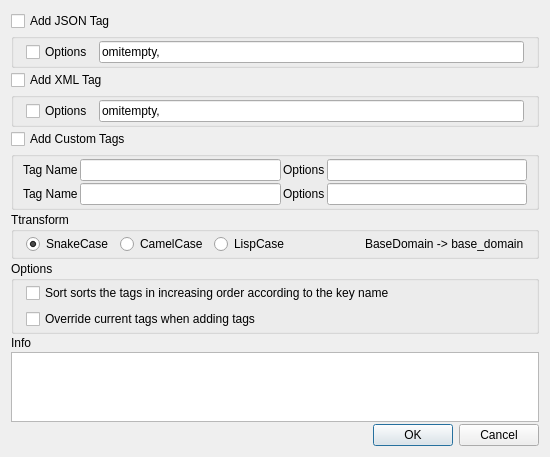
This is liteidex/src/plugins/golangedit/goaddtagsdialog.ui in visualfc/liteide as Qt 5 draws it before an edit. The edited form follows.
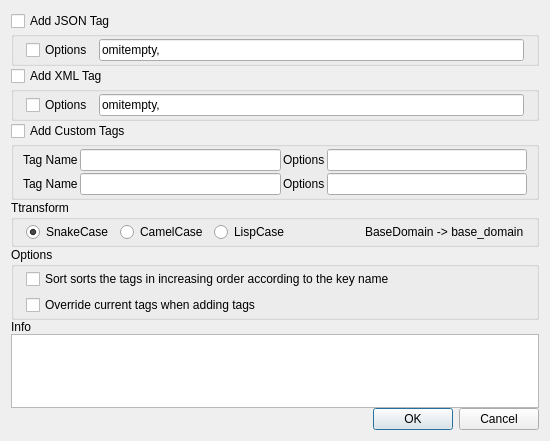
This is the edited form.

The edit to the form file:
```diff
--- a/liteidex/src/plugins/golangedit/goaddtagsdialog.ui
+++ b/liteidex/src/plugins/golangedit/goaddtagsdialog.ui
@@ -15,7 +15,7 @@
   </property>
   <layout class="QVBoxLayout" name="verticalLayout_2">
    <property name="spacing">
-    <number>2</number>
+    <number>0</number>
    </property>
    <item>
     <widget class="QCheckBox" name="jsonCheckBox">
```
